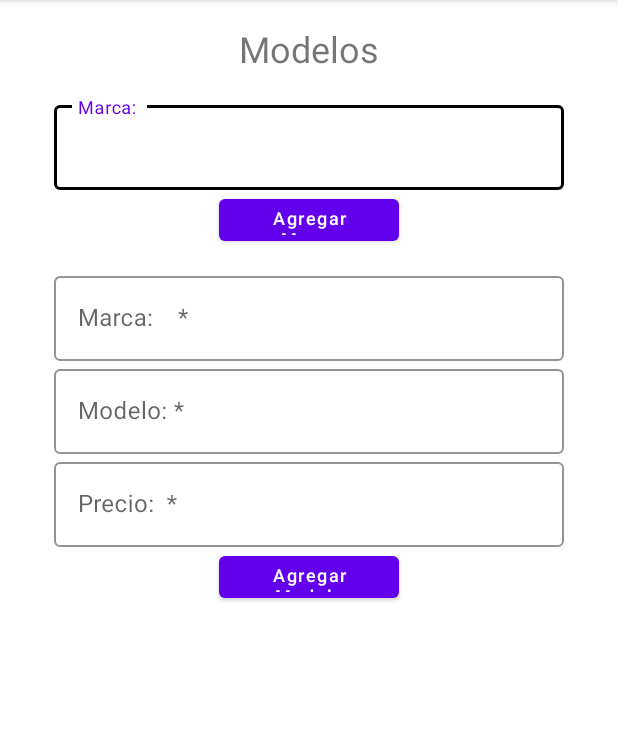
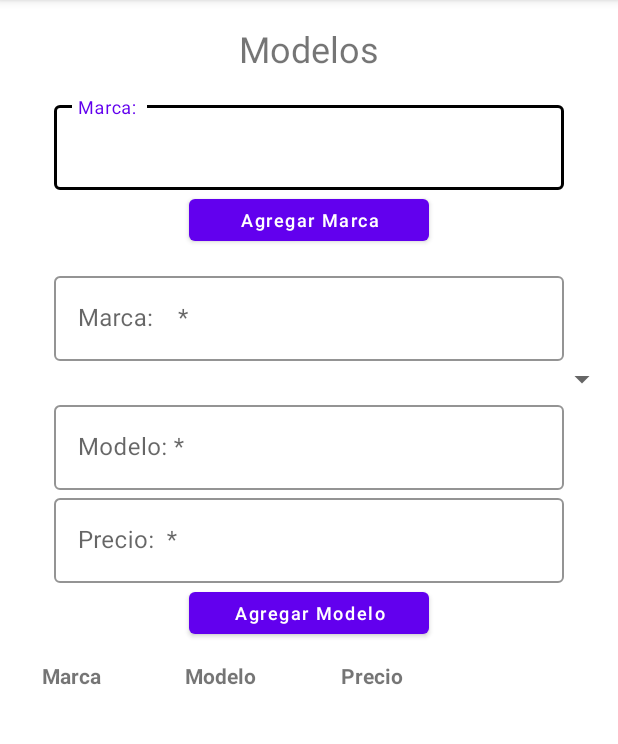
Before and after one commit to dev-rafael/nexu_test, an Android app: the screen it shows after launch (MainActivity), on a phone screen of 412 x 824 dp, the part 84-828 px from its top. Run offline under Robolectric (Android 15) with nearby library versions, the phone set to English and light mode, and no system bars.

Commit message:
Add recyclerView and connect fields

```diff
--- a/app/src/main/java/com/rgdev/test_nexu/FormularioFragment.kt
+++ b/app/src/main/java/com/rgdev/test_nexu/FormularioFragment.kt
@@ -2,10 +2,19 @@ package com.rgdev.test_nexu
 
 import androidx.lifecycle.ViewModelProviders
 import android.os.Bundle
+import android.util.Log
+import android.util.SparseArray
 import androidx.fragment.app.Fragment
 import android.view.LayoutInflater
 import android.view.View
 import android.view.ViewGroup
+import android.widget.TextView
+import androidx.core.view.get
+import androidx.lifecycle.ViewModelProvider
+import androidx.recyclerview.widget.LinearLayoutManager
+import androidx.recyclerview.widget.RecyclerView
+import kotlinx.android.synthetic.main.formulario_fragment.*
+import kotlinx.android.synthetic.main.model_list_item.view.*
 
 
 class FormularioFragment : Fragment() {
@@ -15,18 +24,76 @@ class FormularioFragment : Fragment() {
     }
 
     private lateinit var viewModel: FormularioViewModel
+    private lateinit var recyclerView: RecyclerView
+
+    private class MyAdapter(private val myDataset: Array<ModelListItem>): RecyclerView.Adapter<MyAdapter.MyViewHolder>() {
+        class MyViewHolder(val view: View) : RecyclerView.ViewHolder(view){
+            val marca: TextView
+            val modelo: TextView
+            val precio: TextView
+
+            init {
+                marca = view.textView_marca_item
+                modelo = view.textView_modelo_item
+                precio = view.textView_precio_item
+            }
+        }
+
+        override fun onCreateViewHolder(parent: ViewGroup,
+                                        viewType: Int): MyViewHolder {
+            // create a new view
+            val view = LayoutInflater.from(parent.context)
+                .inflate(R.layout.formulario_fragment, parent, false)
+            return MyViewHolder(view)
+        }
+
+        override fun getItemCount(): Int {
+            return myDataset.size
+        }
+
+        override fun onBindViewHolder(holder: MyViewHolder, position: Int) {
+            holder.marca.text = myDataset[position].marca
+            holder.modelo.text = myDataset[position].modelo
+            holder.precio.text = myDataset[position].precio.toString()
+        }
+    }
 
     override fun onCreateView(
         inflater: LayoutInflater, container: ViewGroup?,
         savedInstanceState: Bundle?
     ): View? {
+
         return inflater.inflate(R.layout.formulario_fragment, container, false)
     }
 
     override fun onActivityCreated(savedInstanceState: Bundle?) {
         super.onActivityCreated(savedInstanceState)
-        viewModel = ViewModelProviders.of(this).get(FormularioViewModel::class.java)
-        // TODO: Use the ViewModel
+        viewModel = ViewModelProvider(this).get(FormularioViewModel::class.java)
+
+        recyclerView = recyclerView_lista_modelos
+        recyclerView.adapter = MyAdapter(viewModel.listaModelos.toTypedArray())
+
+        button_agregar_marca.setOnClickListener {
+            val text = textInput_agregar_marca.text.toString()
+            if (!text.isEmpty()){
+                viewModel.listaMarcas.add(text)
+                Log.i("Lista Marcas", viewModel.listaMarcas.toString())
+                //textInput_seleccionar_marca.autofill(viewModel.listaMarcas.toTypedArray<String>())
+            }
+        }
+
+        button_agregar_modelo.setOnClickListener {
+            val marca = textInput_seleccionar_marca.text.toString()
+            val modelo = textInput_modelo.text.toString()
+            val precio = textInput_precio.text.toString()
+            if(!marca.isEmpty() && !modelo.isEmpty() && !precio.isEmpty()){
+                viewModel.listaModelos.add(ModelListItem(marca, modelo, precio.toInt()))
+
+                Log.i("Lista Modelos", viewModel.listaModelos.toString())
+
+            }
+        }
+
     }
 
 }
--- a/app/src/main/java/com/rgdev/test_nexu/FormularioViewModel.kt
+++ b/app/src/main/java/com/rgdev/test_nexu/FormularioViewModel.kt
@@ -3,5 +3,12 @@ package com.rgdev.test_nexu
 import androidx.lifecycle.ViewModel
 
 class FormularioViewModel : ViewModel() {
-    // TODO: Implement the ViewModel
+    val listaMarcas: MutableList<String>
+    val listaModelos: MutableList<ModelListItem>
+
+    init {
+        listaMarcas = mutableListOf("a")
+        listaModelos = mutableListOf()
+    }
+
 }
--- /dev/null
+++ b/app/src/main/java/com/rgdev/test_nexu/ModelListItem.kt
@@ -0,0 +1,4 @@
+package com.rgdev.test_nexu
+
+data class ModelListItem(val marca: String, val modelo: String, val precio: Int) {
+}
--- a/app/src/main/res/layout/formulario_fragment.xml
+++ b/app/src/main/res/layout/formulario_fragment.xml
@@ -37,7 +37,7 @@
 
     <Button
         android:id="@+id/button_agregar_marca"
-        android:layout_width="120dp"
+        android:layout_width="160dp"
         android:layout_height="40dp"
         android:text="Agregar Marca"
         android:textAllCaps="false"
@@ -62,6 +62,11 @@
             android:layout_height="wrap_content"
             android:hint="Marca:    *" />
     </com.google.android.material.textfield.TextInputLayout>
+
+    <Spinner
+        android:id="@+id/spinner_marca"
+        android:layout_width="match_parent"
+        android:layout_height="wrap_content" />
 
     <com.google.android.material.textfield.TextInputLayout
         style="@style/Widget.MaterialComponents.TextInputLayout.OutlinedBox"
@@ -99,7 +104,7 @@
 
     <Button
         android:id="@+id/button_agregar_modelo"
-        android:layout_width="120dp"
+        android:layout_width="160dp"
         android:layout_height="40dp"
         android:text="Agregar Modelo"
         android:textAllCaps="false"
@@ -109,9 +114,66 @@
         android:layout_width="match_parent"
         android:layout_height="12dp" />
 
+    <LinearLayout
+        android:layout_width="match_parent"
+        android:layout_height="wrap_content"
+        android:orientation="horizontal">
+
+        <Space
+            android:layout_width="wrap_content"
+            android:layout_height="wrap_content"
+            android:layout_weight="1" />
+
+        <TextView
+            android:id="@+id/textView4"
+            android:layout_width="wrap_content"
+            android:layout_height="wrap_content"
+            android:layout_weight="1"
+            android:text="Marca"
+            android:textStyle="bold" />
+
+        <Space
+            android:layout_width="wrap_content"
+            android:layout_height="wrap_content"
+            android:layout_weight="1" />
+
+        <TextView
+            android:id="@+id/textView5"
+            android:layout_width="wrap_content"
+            android:layout_height="wrap_content"
+            android:layout_weight="1"
+            android:text="Modelo"
+            android:textStyle="bold" />
+
+        <Space
+            android:layout_width="wrap_content"
+            android:layout_height="wrap_content"
+            android:layout_weight="1" />
+
+        <TextView
+            android:id="@+id/textView6"
+            android:layout_width="wrap_content"
+            android:layout_height="wrap_content"
+            android:layout_weight="1"
+            android:text="Precio"
+            android:textStyle="bold" />
+
+        <Space
+            android:layout_width="wrap_content"
+            android:layout_height="wrap_content"
+            android:layout_weight="1" />
+
+        <Space
+            android:layout_width="wrap_content"
+            android:layout_height="wrap_content"
+            android:layout_weight="3" />
+
+    </LinearLayout>
+
     <androidx.recyclerview.widget.RecyclerView
         android:id="@+id/recyclerView_lista_modelos"
         android:layout_width="match_parent"
-        android:layout_height="match_parent" />
+        android:layout_height="match_parent"
+        app:layoutManager="androidx.recyclerview.widget.LinearLayoutManager"/>
 
 </LinearLayout>
```
Also changed, not shown: app/src/main/res/drawable/ic_remove_black_24dp.xml (added, +9 -0 lines), app/src/main/res/layout/model_list_item.xml (added, +55 -0 lines).
